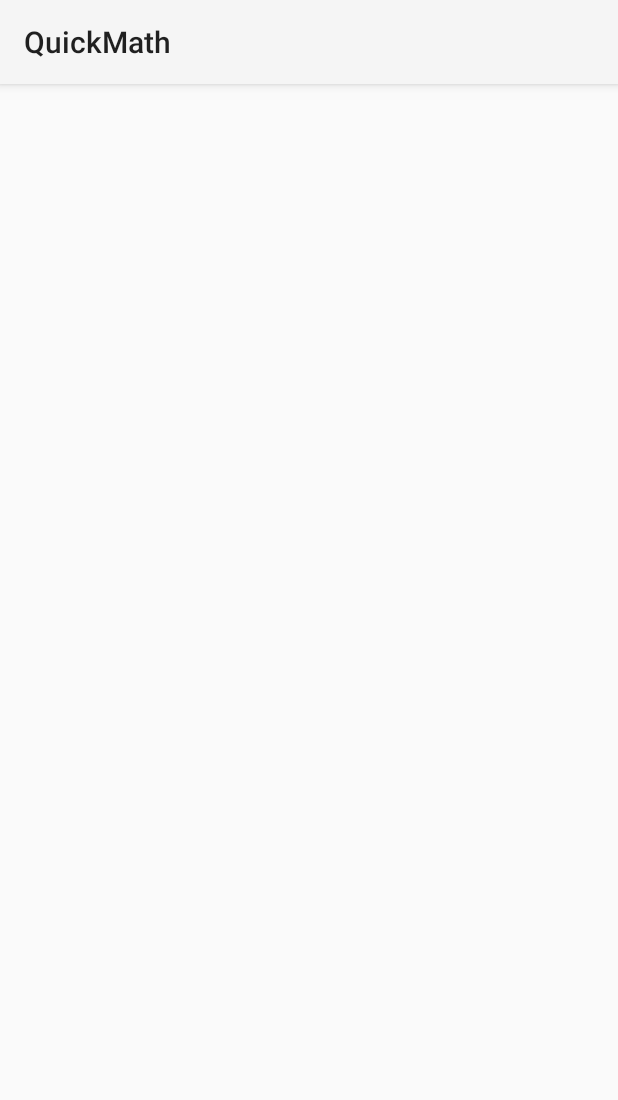
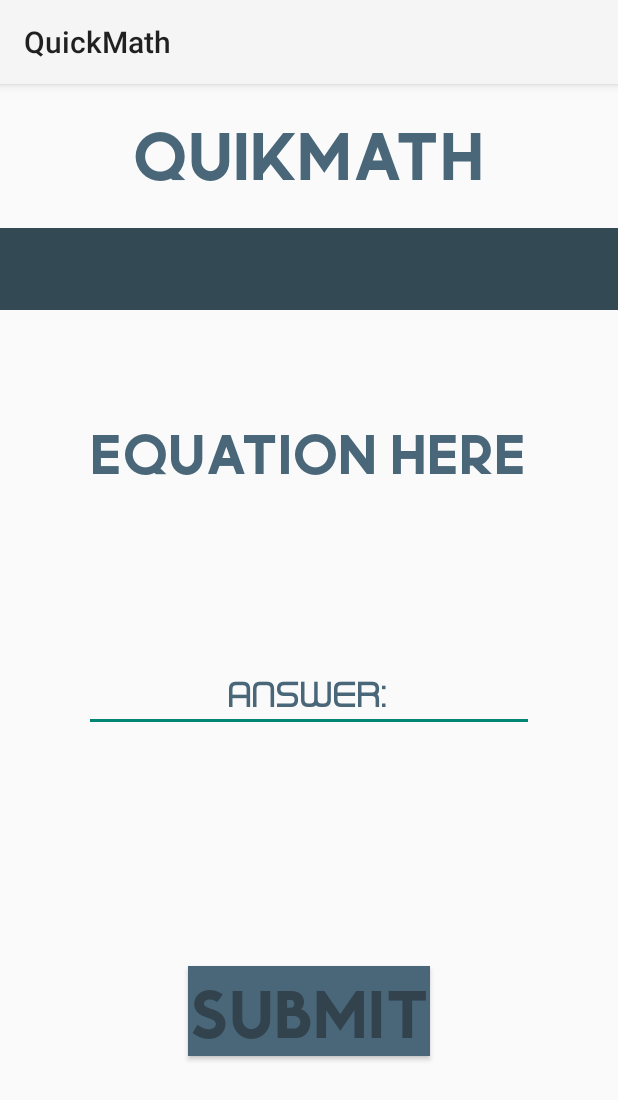
Before and after one commit to ehaque003/QuickMath, an Android app: the Questions screen opened directly, with no data from a screen before it, on a phone screen of 412 x 824 dp. Shown: the top 1100 px of the screen. Run offline under Robolectric (Android 15) with nearby library versions, the phone set to English and light mode, and no system bars.

Commit message:
Questions page UI

```diff
--- a/app/src/main/res/layout/activity_main.xml
+++ b/app/src/main/res/layout/activity_main.xml
@@ -4,7 +4,7 @@
     xmlns:tools="http://schemas.android.com/tools"
     android:layout_width="match_parent"
     android:layout_height="match_parent"
-    android:background="#9BA5A6"
+    android:background="#ffffff"
     tools:context=".MainActivity">
 
     <TextView
--- a/app/src/main/res/layout/activity_questions.xml
+++ b/app/src/main/res/layout/activity_questions.xml
@@ -4,4 +4,87 @@
     xmlns:tools="http://schemas.android.com/tools"
     android:layout_width="match_parent"
     android:layout_height="match_parent"
-    tools:context=".Questions"/>
+    tools:context=".Questions">
+
+    <TextView
+        android:id="@+id/problem"
+        android:layout_width="wrap_content"
+        android:layout_height="wrap_content"
+        android:fontFamily="@font/font2"
+        android:gravity="center"
+        android:text="Equation here"
+        android:textColor="#4A677A"
+        android:textSize="50sp"
+        app:layout_constraintBottom_toBottomOf="parent"
+        app:layout_constraintEnd_toEndOf="parent"
+        app:layout_constraintHorizontal_bias="0.495"
+        app:layout_constraintStart_toStartOf="parent"
+        app:layout_constraintTop_toTopOf="parent"
+        app:layout_constraintVertical_bias="0.306" />
+
+    <ImageView
+        android:id="@+id/imageView2"
+        android:layout_width="wrap_content"
+        android:layout_height="wrap_content"
+        android:background="#855A5A"
+        android:scaleX="10"
+        app:layout_constraintBottom_toBottomOf="parent"
+        app:layout_constraintEnd_toEndOf="parent"
+        app:layout_constraintHorizontal_bias="0.494"
+        app:layout_constraintStart_toStartOf="parent"
+        app:layout_constraintTop_toTopOf="parent"
+        app:layout_constraintVertical_bias="0.135"
+        app:srcCompat="@android:drawable/bottom_bar"
+        app:tint="#334A55" />
+
+    <TextView
+        android:id="@+id/textView4"
+        android:layout_width="wrap_content"
+        android:layout_height="wrap_content"
+        android:fontFamily="@font/font2"
+        android:text="Quikmath"
+        android:textColor="#4A677A"
+        android:textSize="60sp"
+        android:textStyle="bold"
+        app:layout_constraintBottom_toBottomOf="parent"
+        app:layout_constraintHorizontal_bias="0.497"
+        app:layout_constraintLeft_toLeftOf="parent"
+        app:layout_constraintRight_toRightOf="parent"
+        app:layout_constraintTop_toTopOf="parent"
+        app:layout_constraintVertical_bias="0.023" />
+
+    <EditText
+        android:id="@+id/editTextTextPersonName"
+        android:layout_width="wrap_content"
+        android:layout_height="wrap_content"
+        android:ems="10"
+        android:fontFamily="@font/font1"
+        android:gravity="center"
+        android:inputType="textPersonName"
+        android:text="Answer:"
+        android:textColor="#4A677A"
+        android:textSize="30sp"
+        android:textStyle="bold"
+        app:layout_constraintBottom_toBottomOf="parent"
+        app:layout_constraintEnd_toEndOf="parent"
+        app:layout_constraintStart_toStartOf="parent"
+        app:layout_constraintTop_toBottomOf="@+id/problem"
+        app:layout_constraintVertical_bias="0.254" />
+
+    <Button
+        android:id="@+id/mediumButton2"
+        android:layout_width="wrap_content"
+        android:layout_height="wrap_content"
+        android:layout_marginBottom="120dp"
+        android:background="#4A677A"
+        android:fontFamily="@font/font2"
+        android:text="Submit"
+        android:textColor="#32434E"
+        android:textSize="60sp"
+        app:backgroundTint="#4A677A"
+        app:layout_constraintBottom_toBottomOf="parent"
+        app:layout_constraintEnd_toEndOf="parent"
+        app:layout_constraintStart_toStartOf="parent"
+        app:layout_constraintTop_toBottomOf="@+id/easyButton"
+        app:layout_constraintVertical_bias="0.32" />
+</androidx.constraintlayout.widget.ConstraintLayout>
```
